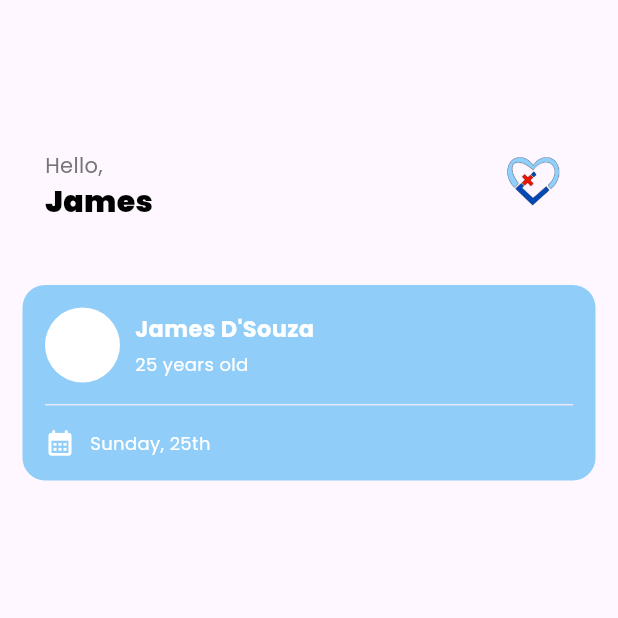
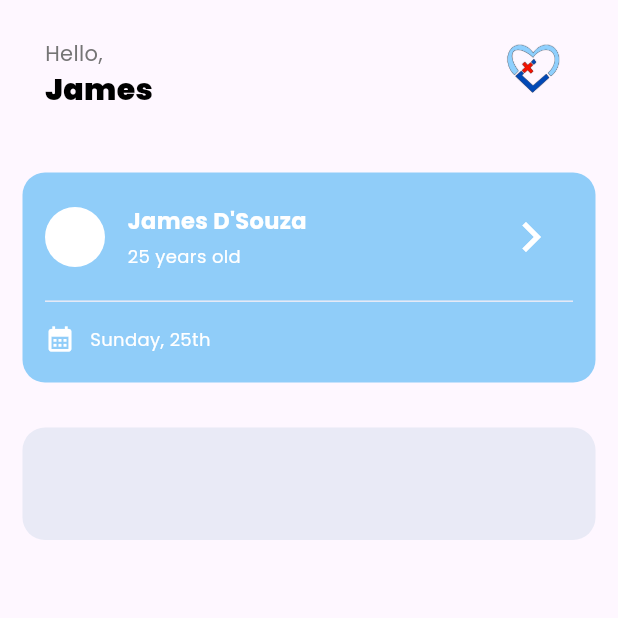
Before and after one commit to kanhav7/Medical-CheXpert, a Flutter app: the LandingPage screen opened by its route, on a phone screen of 412 x 824 dp, the top half of it. Run offline on Flutter 3.47's test engine with Material 3 defaults, Android fonts, the light colour scheme and no system bars; our stand-ins replace carousel_slider, font_awesome_flutter, google_fonts, smooth_page_indicator; missing offline and left inert: dart:ffi, dob_input_field.

Commit message:
Langing page changes

```diff
--- a/lib/constants.dart
+++ b/lib/constants.dart
@@ -8,6 +8,7 @@ const kInactiveContainerColour = Colors.white;
 const kInactiveIconColour = Colors.grey;
 const kInactiveTextColour = Colors.grey;
 
+const kBackgroundColour = Color(0xFFE9EAF6);
 const kLogoDarkBlue = Color(0xFF0249B7);
 
 const List<String> kDropDownItems = <String>[
--- a/lib/landing_page.dart
+++ b/lib/landing_page.dart
@@ -1,5 +1,6 @@
 import 'package:flutter/material.dart';
 import 'package:google_fonts/google_fonts.dart';
+import 'package:medical_chexpert/constants.dart';
 
 class LandingPage extends StatefulWidget {
   const LandingPage({super.key});
@@ -16,12 +17,15 @@ class _LandingPageState extends State<LandingPage> {
       //   items: [],
       // ),
 
-      body: SingleChildScrollView(
+      body: Container(
+        child: SafeArea(
+          child: SingleChildScrollView(
             physics: BouncingScrollPhysics(),
             child: Column(
+              mainAxisAlignment: MainAxisAlignment.center,
               children: [
                 Container(
-              margin: EdgeInsets.fromLTRB(15, 75,15,15),
+                  margin: EdgeInsets.fromLTRB(15, 0,15,15),
                   padding: EdgeInsets.all(15),
                   decoration: BoxDecoration(
                     borderRadius: BorderRadius.circular(15)
@@ -60,11 +64,11 @@ class _LandingPageState extends State<LandingPage> {
                     ],
                   ),
                 ),
-            IntrinsicHeight(
-              child: Container(
+                Container(
                   padding: EdgeInsets.all(15),
                   margin: EdgeInsets.fromLTRB(15, 0, 15, 15),
                   width: double.infinity,
+                  height: 140,
                   decoration: BoxDecoration(
                     color: Color(0xFF90CDF9),
                     borderRadius: BorderRadius.circular(15)
@@ -72,15 +76,19 @@ class _LandingPageState extends State<LandingPage> {
                   child: Column(
                     children: [
                       Row(
+                        crossAxisAlignment: CrossAxisAlignment.center,
+                        mainAxisAlignment: MainAxisAlignment.spaceBetween,
+                        children: [
+                          Row(
                             children: [
                               CircleAvatar(
-                          radius: 25,
+                                radius: 20,
                                 //backgroundImage: AssetImage('images/mc_notext_logo.png'),
 
                                 backgroundColor: Colors.white,
                               ),
                               SizedBox(
-                          width: 10,
+                                width: 15,
                               ),
                               Column(
                                 crossAxisAlignment: CrossAxisAlignment.start,
@@ -104,6 +112,18 @@ class _LandingPageState extends State<LandingPage> {
                                     ),
                                   )
                                 ],
+                              ),
+                            ],
+                          ),
+                          IconButton(
+                              onPressed: () {
+
+                              },
+                              icon: Icon(
+                                  Icons.navigate_next,
+                                size: 40,
+                                color: Colors.white,
+                              ),
                           )
                         ],
                       ),
@@ -139,8 +159,17 @@ class _LandingPageState extends State<LandingPage> {
                     ],
                   ),
                 ),
+                Container(
+                  height: 75,
+                  margin: EdgeInsets.all(15),
+                  decoration: BoxDecoration(
+                    color: kBackgroundColour,
+                      borderRadius: BorderRadius.circular(15)
+                  ),
                 )
               ],
+            ),
+          ),
         ),
       ),
     );
--- a/lib/main.dart
+++ b/lib/main.dart
@@ -3,6 +3,7 @@ import 'package:medical_chexpert/doctor_registration_page.dart';
 import 'package:medical_chexpert/landing_page.dart';
 import 'package:medical_chexpert/login_page.dart';
 import 'package:medical_chexpert/patient_registration_page.dart';
+import 'package:medical_chexpert/tester.dart';
 import 'package:medical_chexpert/welcome_page.dart';
 import 'scroll_registration_page.dart';
 import 'navigation_page.dart';
@@ -18,14 +19,15 @@ class MedicalChexpert extends StatelessWidget {
   @override
   Widget build(BuildContext context) {
     return MaterialApp(
-      initialRoute: 'landing',
+      initialRoute: 'welcome',
       routes: {
         'welcome': (context) => WelcomePage(),
         'navigator': (context) => NavigationPage(),
         'login': (context) => LoginPage(),
         'docRegister': (context) => DoctorRegistrationPage(),
         'patRegister': (context) => PatientRegistrationPage(),
-        'landing': (context) => LandingPage()
+        'landing': (context) => LandingPage(),
+        'tester': (context) => Tester()
       },
     );
   }
```
Lines whose indentation alone changed are shown as unchanged.
